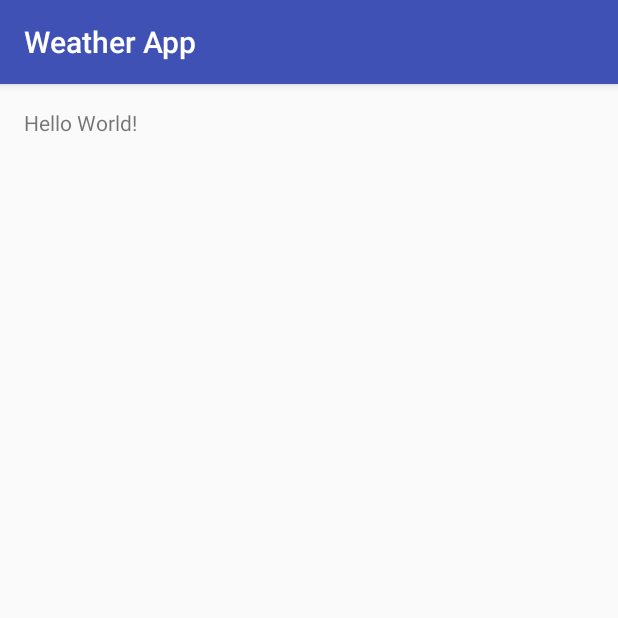
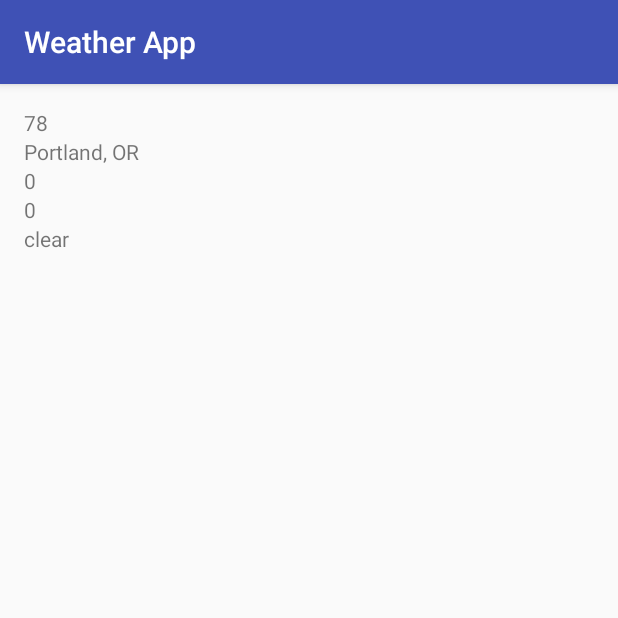
Before and after one commit to kwugirl/android-weather-app, an Android app: the screen it shows after launch (MainActivity), on a phone screen of 412 x 824 dp, the top half of it. Run offline under Robolectric (Android 15) with nearby library versions, the phone set to English and light mode, and no system bars.

Commit message:
Add view fields

```diff
--- a/app/src/main/res/layout/activity_main.xml
+++ b/app/src/main/res/layout/activity_main.xml
@@ -1,5 +1,5 @@
 <?xml version="1.0" encoding="utf-8"?>
-<RelativeLayout xmlns:android="http://schemas.android.com/apk/res/android"
+<LinearLayout xmlns:android="http://schemas.android.com/apk/res/android"
     xmlns:tools="http://schemas.android.com/tools"
     android:layout_width="match_parent"
     android:layout_height="match_parent"
@@ -7,10 +7,41 @@
     android:paddingLeft="@dimen/activity_horizontal_margin"
     android:paddingRight="@dimen/activity_horizontal_margin"
     android:paddingTop="@dimen/activity_vertical_margin"
-    tools:context="com.example.kwu.weatherapp.MainActivity">
+    tools:context="com.example.kwu.weatherapp.MainActivity"
+    android:orientation="vertical">
+
+    <ImageView
+        android:id="@+id/icon"
+        android:layout_width="wrap_content"
+        android:layout_height="wrap_content" />
 
     <TextView
+        android:id="@+id/temperature"
         android:layout_width="wrap_content"
         android:layout_height="wrap_content"
-        android:text="Hello World!" />
-</RelativeLayout>
+        android:text="78" />
+
+    <TextView
+        android:id="@+id/location"
+        android:layout_width="wrap_content"
+        android:layout_height="wrap_content"
+        android:text="Portland, OR"/>
+
+    <TextView
+        android:id="@+id/humidity"
+        android:layout_width="wrap_content"
+        android:layout_height="wrap_content"
+        android:text="0"/>
+
+    <TextView
+        android:id="@+id/precip_prob"
+        android:layout_width="wrap_content"
+        android:layout_height="wrap_content"
+        android:text="0"/>
+
+    <TextView
+        android:id="@+id/summary"
+        android:layout_width="wrap_content"
+        android:layout_height="wrap_content"
+        android:text="clear"/>
+</LinearLayout>
```
